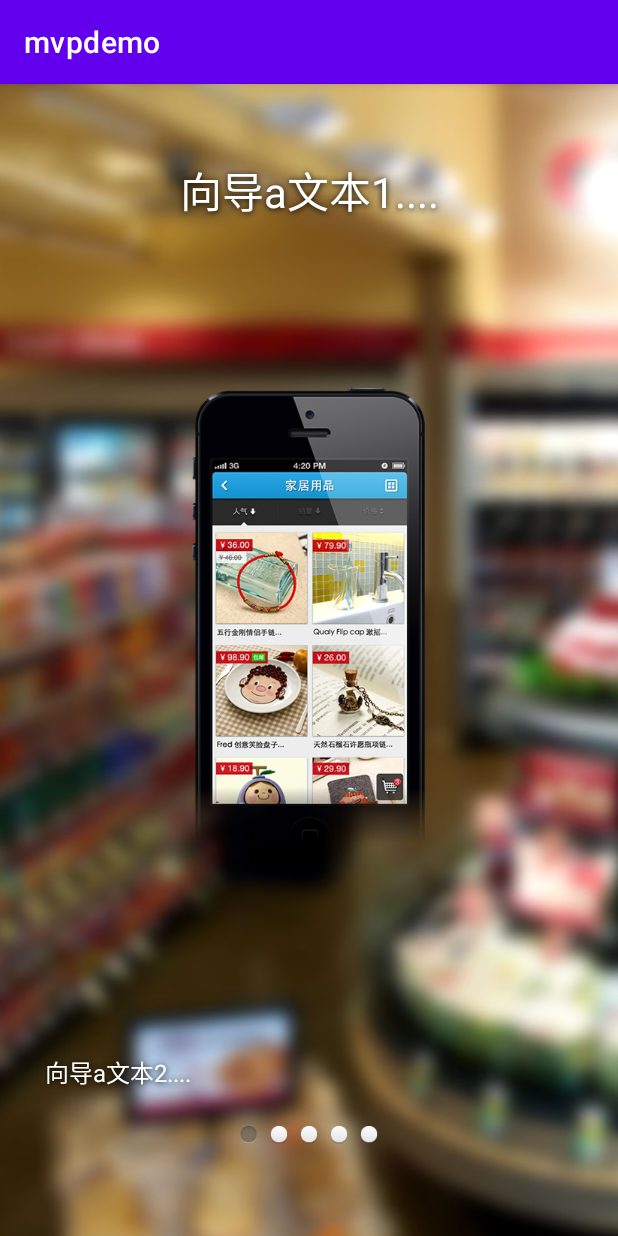
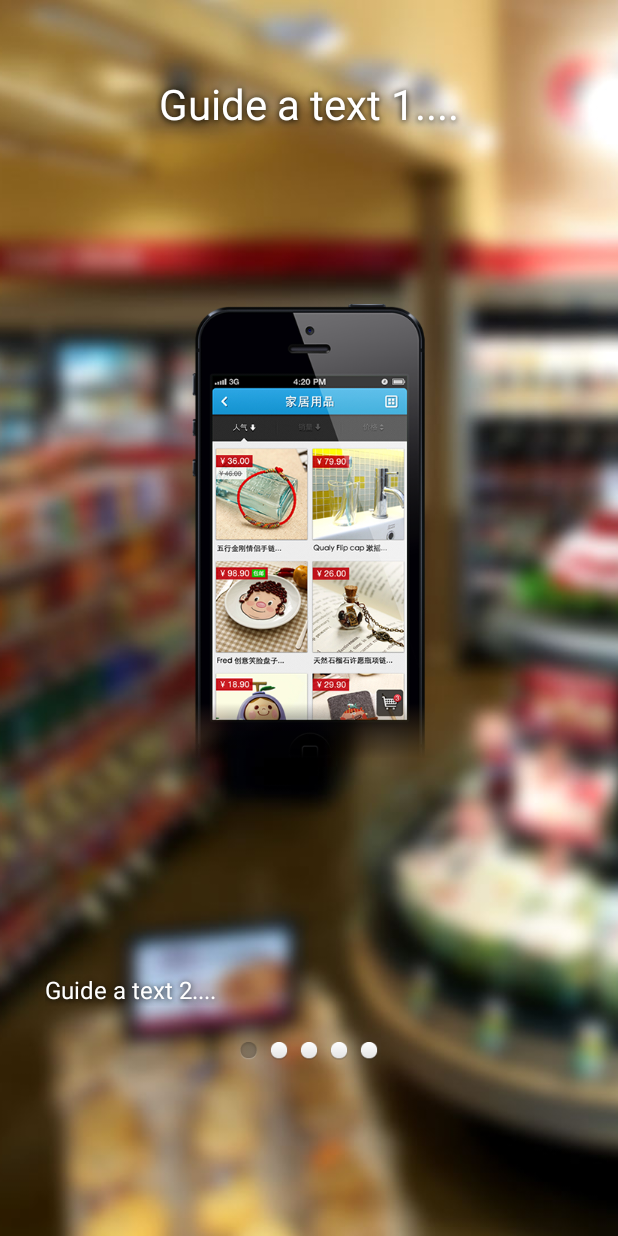
Before and after one commit to honeyed/mvpdemo, an Android app: the GalleryImageActivity screen opened directly, with no data from a screen before it, on a phone screen of 412 x 824 dp. Run offline under Robolectric (Android 15) with nearby library versions, the phone set to English and light mode, and no system bars.

Commit message:
国际化+sp文件的使用

```diff
--- a/app/src/main/AndroidManifest.xml
+++ b/app/src/main/AndroidManifest.xml
@@ -6,9 +6,10 @@
         android:allowBackup="true"
         android:icon="@mipmap/ic_launcher"
         android:label="@string/app_name"
+        android:name=".MvpApp"
         android:roundIcon="@mipmap/ic_launcher_round"
         android:supportsRtl="true"
-        android:theme="@style/Theme.Mvpdemo">
+        android:theme="@style/AppThemeFullscreen">
         <activity android:name=".business.main.MainActivity">
 
         </activity>
--- a/app/src/main/java/com/easy/mvp/MvpApp.java
+++ b/app/src/main/java/com/easy/mvp/MvpApp.java
@@ -12,13 +12,20 @@ import com.easy.mvp.hook.NeedLoginUtils;
  */
 public class MvpApp extends Application {
 
+    public static MvpApp instance;
+
     @Override
     public void onCreate() {
         super.onCreate();
+        this.instance = this;
         try {
             NeedLoginUtils.hookInstrumentation();
         } catch (Exception e) {
             e.printStackTrace();
         }
     }
+
+    public static MvpApp getInstance() {
+        return instance;
+    }
 }
--- a/app/src/main/java/com/easy/mvp/base/EasyActivity.java
+++ b/app/src/main/java/com/easy/mvp/base/EasyActivity.java
@@ -2,8 +2,11 @@ package com.easy.mvp.base;
 
 import android.app.Activity;
 import android.content.Intent;
+import android.graphics.Color;
+import android.os.Build;
 import android.os.Bundle;
 import android.view.View;
+import android.view.WindowManager;
 
 import androidx.activity.result.ActivityResult;
 import androidx.activity.result.ActivityResultCallback;
@@ -11,6 +14,7 @@ import androidx.activity.result.contract.ActivityResultContracts;
 import androidx.annotation.Nullable;
 import androidx.appcompat.app.AppCompatActivity;
 
+import com.easy.mvp.R;
 import com.easy.mvp.business.login.LoginActivity;
 import com.easy.mvp.hook.NeedLoginUtils;
 
--- a/app/src/main/java/com/easy/mvp/business/GalleryImageActivity.java
+++ b/app/src/main/java/com/easy/mvp/business/GalleryImageActivity.java
@@ -26,6 +26,7 @@ import androidx.viewpager.widget.ViewPager;
 import com.easy.mvp.R;
 import com.easy.mvp.base.EasyActivity;
 import com.easy.mvp.business.login.LoginActivity;
+import com.easy.mvp.common.EasySP;
 import com.easy.mvp.easing.Cubic;
 import com.easy.mvp.easing.Sine;
 
@@ -36,8 +37,6 @@ public class GalleryImageActivity extends EasyActivity implements OnGestureListe
     private ViewPager imagePager;
     private GalleryImageAdapter galleryImageAdapter;
 
-    private SharedPreferences shared;
-    private SharedPreferences.Editor editor;
     private int pager_num;
     int total_page;
     FrameLayout backgroundLayout;
@@ -50,13 +49,10 @@ public class GalleryImageActivity extends EasyActivity implements OnGestureListe
         super.onCreate(savedInstanceState);
         setContentView(R.layout.activity_gallery);
 
-        shared = getSharedPreferences("userInfo", 0);
-        editor = shared.edit();
-
         Intent intent = getIntent();
         boolean isHandleShow = intent.getBooleanExtra(IsHandleShow, false);
         //不是首次运行直接跳转
-        boolean isFirstRun = shared.getBoolean("isFirstRun", false);
+        boolean isFirstRun = EasySP.getInstance().getBoolean("isFirstRun", false);
 //        if (!isFirstRun &&  !isHandleShow) {
 //            Intent it = new Intent(this, LoginActivity.class);
 //            startActivity(it);
@@ -128,9 +124,7 @@ public class GalleryImageActivity extends EasyActivity implements OnGestureListe
                 startActivity(intent);
                 finish();
                 overridePendingTransition(R.anim.push_up_in, R.anim.push_up_out);
-                editor.putBoolean("isFirstRun", false);
-//                editor.putBoolean("isFirstRun", true);//测试时总是显示向导
-                editor.commit();
+                EasySP.getInstance().putBoolean("isFirstRun", false).apply();//测试时总是显示向导
             }
         }
         return false;
--- a/app/src/main/res/layout/activity_main.xml
+++ b/app/src/main/res/layout/activity_main.xml
@@ -4,15 +4,16 @@
     xmlns:tools="http://schemas.android.com/tools"
     android:layout_width="match_parent"
     android:layout_height="match_parent"
+    android:fitsSystemWindows="true"
     tools:context=".business.main.MainActivity">
 
     <TextView
         android:layout_width="wrap_content"
         android:layout_height="wrap_content"
+        android:onClick="goSet"
         android:text="Hello World!"
         app:layout_constraintBottom_toBottomOf="parent"
         app:layout_constraintLeft_toLeftOf="parent"
-        android:onClick="goSet"
         app:layout_constraintRight_toRightOf="parent"
         app:layout_constraintTop_toTopOf="parent" />
 
--- a/app/src/main/res/values-night/themes.xml
+++ b/app/src/main/res/values-night/themes.xml
@@ -1,6 +1,6 @@
 <resources xmlns:tools="http://schemas.android.com/tools">
     <!-- Base application theme. -->
-    <style name="Theme.Mvpdemo" parent="Theme.MaterialComponents.DayNight.DarkActionBar">
+    <style name="Theme.Mvpdemo" parent="Theme.AppCompat.Light.NoActionBar">
         <!-- Primary brand color. -->
         <item name="colorPrimary">@color/purple_200</item>
         <item name="colorPrimaryVariant">@color/purple_700</item>
--- a/app/src/main/res/values/themes.xml
+++ b/app/src/main/res/values/themes.xml
@@ -1,6 +1,6 @@
 <resources xmlns:tools="http://schemas.android.com/tools">
     <!-- Base application theme. -->
-    <style name="Theme.Mvpdemo" parent="Theme.MaterialComponents.DayNight.DarkActionBar">
+    <style name="Theme.Mvpdemo" parent="Theme.AppCompat.Light.NoActionBar">
         <!-- Primary brand color. -->
         <item name="colorPrimary">@color/purple_500</item>
         <item name="colorPrimaryVariant">@color/purple_700</item>
@@ -10,7 +10,19 @@
         <item name="colorSecondaryVariant">@color/teal_700</item>
         <item name="colorOnSecondary">@color/black</item>
         <!-- Status bar color. -->
-        <item name="android:statusBarColor" tools:targetApi="l">?attr/colorPrimaryVariant</item>
+<!--        <item name="android:statusBarColor" tools:targetApi="l">?attr/colorPrimaryVariant</item>-->
+        <item name="android:statusBarColor" tools:targetApi="l">#44000000</item>
         <!-- Customize your theme here. -->
     </style>
+
+    <style name="AppThemeFullscreen" parent="Theme.Mvpdemo" >
+<!--        <item name="android:windowNoTitle">true</item>    &lt;!&ndash;无标题&ndash;&gt;-->
+<!--        <item name="android:windowFullscreen">true</item>   &lt;!&ndash;全屏&ndash;&gt;-->
+<!--        <item name="android:windowIsTranslucent">true</item>-->
+<!--        <item name="android:windowTranslucentStatus">true</item>-->
+        <!--注意：Android 21（android 5.0 Lollipop）这个系统开始这个属性设置为true，状态栏会呈现半透明加暗效果，并不能全透明-->
+        <item name="android:windowTranslucentStatus">false</item>
+        <!--注意：导航栏设置透明是为了让activity内容延伸至状态栏，导航栏实际为半透明加暗效果-->
+        <item name="android:windowTranslucentNavigation">true</item>
+    </style>
 </resources>
```
Also changed, not shown: app/src/main/java/com/easy/mvp/business/GalleryImageAdapter.java (+6 -5 lines), app/src/main/java/com/easy/mvp/common/EasySP.java (added, +136 -0 lines), app/src/main/java/com/easy/mvp/common/SP_Constant.java (added, +7 -0 lines), app/src/main/res/values/strings.xml (+11 -11 lines), 1 other file.
